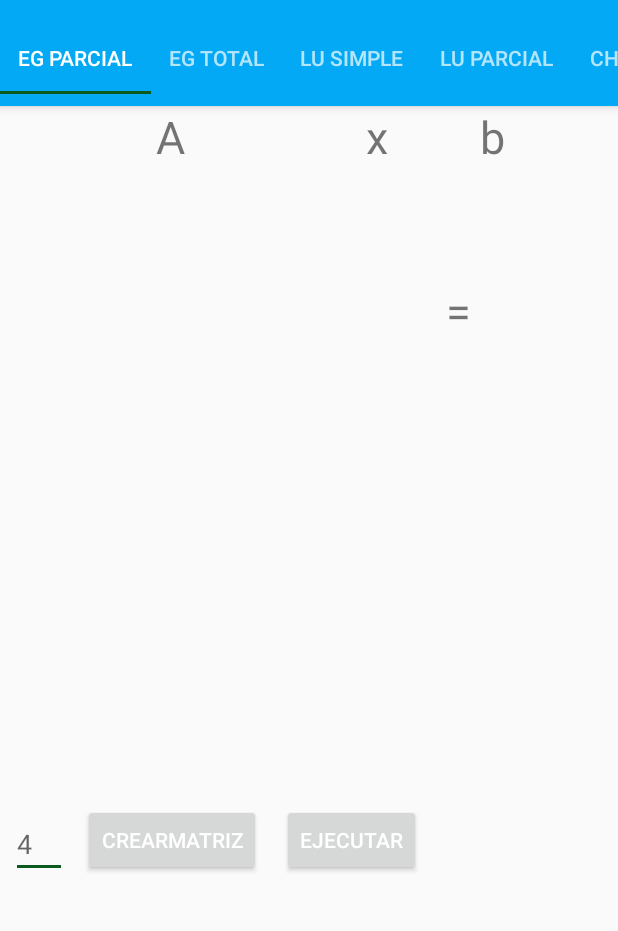
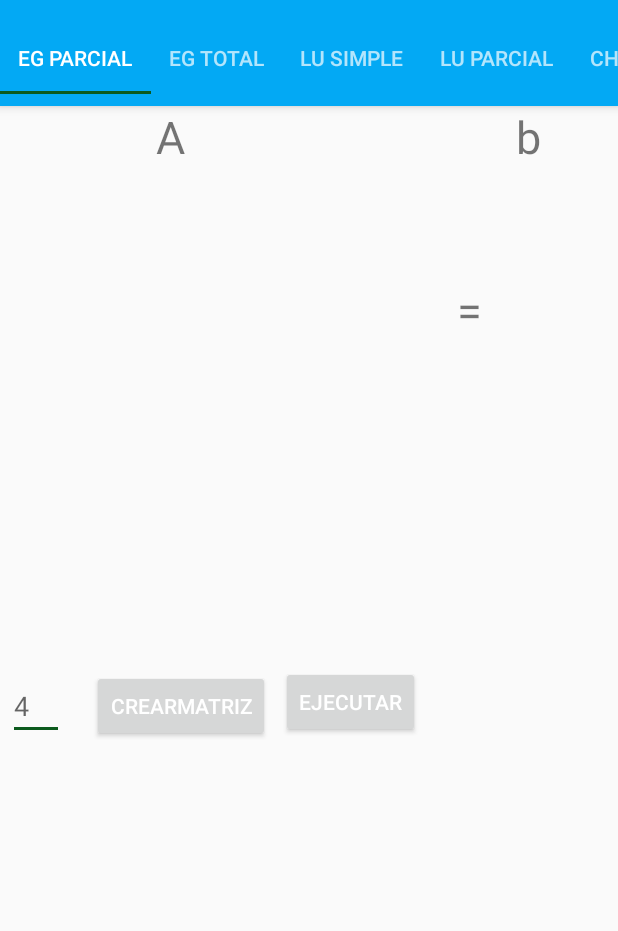
Before and after one commit to jvalen92/Analisis-Numerico, an Android app: the EGParcial screen opened directly, with no data from a screen before it, on a phone screen of 412 x 824 dp, the part 62-993 px from its top. Run offline under Robolectric (Android 15) with nearby library versions, the phone set to English and light mode, and no system bars.

Commit message:
Layout de Matrices

```diff
--- a/Urano2/app/src/main/java/com/example/sebas/urano/Fragments/EGParcial.java
+++ b/Urano2/app/src/main/java/com/example/sebas/urano/Fragments/EGParcial.java
@@ -1,6 +1,7 @@
 package com.example.sebas.urano.Fragments;
 
 
+import android.app.Activity;
 import android.os.Bundle;
 import android.support.design.widget.TabLayout;
 import android.support.v4.app.Fragment;
@@ -35,6 +36,7 @@ public class EGParcial extends Fragment {
     @Override
     public View onCreateView(LayoutInflater inflater, ViewGroup container,
                              Bundle savedInstanceState) {
+        Activity a = getActivity();
         // Inflate the layout for this fragment
         inflaterView = inflater.inflate(R.layout.fragment_egparcial,
                 container, false);
@@ -78,18 +80,27 @@ public class EGParcial extends Fragment {
                     A[i][j] = Double.parseDouble(ed.getText().toString());
                 }
             }
+
             double solucion [] = SistemaDeEcuaciones.eliminacionGaussianaParcial(A, b);
 
-            TableLayout x = (TableLayout) inflaterView.findViewById(R.id.matrixAb);
+            //Mostrar Solucion
+            TableLayout x = (TableLayout) inflaterView.findViewById(R.id.vectorX);
             x.removeAllViews();
             TableRow sol = new TableRow(this.getContext());
+            TableRow xs = new TableRow(this.getContext());
             for(int i = 0; i < n; i++) {
+                TextView xi = new TextView(this.getContext());
+                xi.setText(String.format("X%d    ", i));
+                x.setGravity(Gravity.CENTER_HORIZONTAL);
+                xs.addView(xi, i);
+
                 TextView textView = new TextView(this.getContext());
-                textView.setText(String.format("%f", solucion[i]));
+                textView.setText(String.format("%f    ", solucion[i]));
                 textView.setGravity(Gravity.CENTER_HORIZONTAL);
                 sol.addView(textView, i);
             }
-            x.addView(sol, 0);
+            x.addView(xs, 0);
+            x.addView(sol, 1);
         } catch (Exception e) {
             Toast.makeText(this.getContext(), e.getMessage(),
                     Toast.LENGTH_LONG).show();
--- a/Urano2/app/src/main/res/layout/fragment_egparcial.xml
+++ b/Urano2/app/src/main/res/layout/fragment_egparcial.xml
@@ -21,23 +21,13 @@
         android:id="@+id/b"
         android:layout_width="wrap_content"
         android:layout_height="wrap_content"
-        android:layout_alignStart="@+id/button3"
+        android:layout_alignStart="@+id/equal"
         android:layout_alignParentTop="true"
-        android:layout_marginStart="320dp"
+        android:layout_marginStart="39dp"
         android:layout_marginTop="0dp"
         android:text="b"
         android:textSize="30sp" />
 
-    <TextView
-        android:id="@+id/x"
-        android:layout_width="wrap_content"
-        android:layout_height="wrap_content"
-        android:layout_alignEnd="@+id/ejecutar"
-        android:layout_alignParentTop="true"
-        android:layout_marginTop="0dp"
-        android:layout_marginEnd="22dp"
-        android:text="x"
-        android:textSize="30sp" />
 
     <TextView
         android:id="@+id/equal"
@@ -45,8 +35,8 @@
         android:layout_height="wrap_content"
         android:layout_alignEnd="@+id/ejecutar"
         android:layout_alignParentTop="true"
-        android:layout_marginTop="116dp"
-        android:layout_marginEnd="-33dp"
+        android:layout_marginTop="115dp"
+        android:layout_marginEnd="-41dp"
         android:text="="
         android:textSize="30sp" />
 
@@ -57,8 +47,8 @@
         android:layout_alignParentStart="false"
         android:layout_alignParentTop="false"
         android:layout_centerInParent="false"
-        android:layout_marginStart="7dp"
-        android:layout_marginTop="469dp"
+        android:layout_marginStart="5dp"
+        android:layout_marginTop="377dp"
         android:ems="10"
         android:hint="4"
         android:inputType="number"
@@ -67,8 +57,8 @@
 
     <ScrollView
         android:id="@+id/scrollViewA"
-        android:layout_width="220dp"
-        android:layout_height="213dp"
+        android:layout_width="285dp"
+        android:layout_height="229dp"
         android:layout_marginLeft="20dp"
         android:layout_marginTop="40dp">
 
@@ -88,12 +78,12 @@
     <ScrollView
         android:id="@+id/scrollViewB"
         android:layout_width="60dp"
-        android:layout_height="200dp"
-        android:layout_marginStart="24dp"
-        android:layout_marginLeft="24dp"
+        android:layout_height="229dp"
+        android:layout_marginStart="17dp"
+        android:layout_marginLeft="17dp"
         android:layout_marginTop="40dp"
-        android:layout_toEndOf="@+id/scrollViewX"
-        android:layout_toRightOf="@+id/scrollViewX">
+        android:layout_toEndOf="@+id/scrollViewA"
+        android:layout_toRightOf="@+id/scrollViewA">
 
         <HorizontalScrollView
             android:layout_width="wrap_content"
@@ -109,14 +99,13 @@
     </ScrollView>
 
     <ScrollView
-        android:id="@+id/scrollViewX"
-        android:layout_width="60dp"
-        android:layout_height="200dp"
-        android:layout_marginStart="14dp"
-        android:layout_marginLeft="14dp"
-        android:layout_marginTop="40dp"
-        android:layout_toEndOf="@+id/scrollViewA"
-        android:layout_toRightOf="@+id/scrollViewA">
+        android:id="@+id/scrollView4"
+        android:layout_width="350dp"
+        android:layout_height="63dp"
+        android:layout_alignParentTop="true"
+        android:layout_marginStart="15dp"
+        android:layout_marginLeft="20dp"
+        android:layout_marginTop="290dp">
 
         <HorizontalScrollView
             android:layout_width="wrap_content"
@@ -124,28 +113,6 @@
 
             <TableLayout
                 android:id="@+id/vectorX"
-                android:layout_width="wrap_content"
-                android:layout_height="wrap_content">
-
-            </TableLayout>
-        </HorizontalScrollView>
-    </ScrollView>
-
-    <ScrollView
-        android:id="@+id/scrollView4"
-        android:layout_width="350dp"
-        android:layout_height="63dp"
-        android:layout_alignParentTop="true"
-        android:layout_marginStart="15dp"
-        android:layout_marginLeft="20dp"
-        android:layout_marginTop="259dp">
-
-        <HorizontalScrollView
-            android:layout_width="wrap_content"
-            android:layout_height="wrap_content">
-
-            <TableLayout
-                android:id="@+id/matrixAb"
                 android:layout_width="wrap_content"
                 android:layout_height="wrap_content"
                 android:layout_gravity="center_horizontal"
@@ -163,9 +130,9 @@
         android:layout_alignParentStart="true"
         android:layout_alignParentLeft="true"
         android:layout_alignParentTop="true"
-        android:layout_marginStart="55dp"
-        android:layout_marginLeft="55dp"
-        android:layout_marginTop="465dp"
+        android:layout_marginStart="61dp"
+        android:layout_marginLeft="61dp"
+        android:layout_marginTop="376dp"
         android:onClick="createTable"
         android:text="CrearMatriz"
         android:textColor="@android:color/white" />
@@ -177,9 +144,9 @@
         android:layout_alignParentStart="true"
         android:layout_alignParentLeft="true"
         android:layout_alignParentTop="true"
-        android:layout_marginStart="188dp"
-        android:layout_marginLeft="188dp"
-        android:layout_marginTop="465dp"
+        android:layout_marginStart="187dp"
+        android:layout_marginLeft="187dp"
+        android:layout_marginTop="373dp"
         android:onClick="createTable"
         android:text="Ejecutar"
         android:textColor="@android:color/white" />
```
